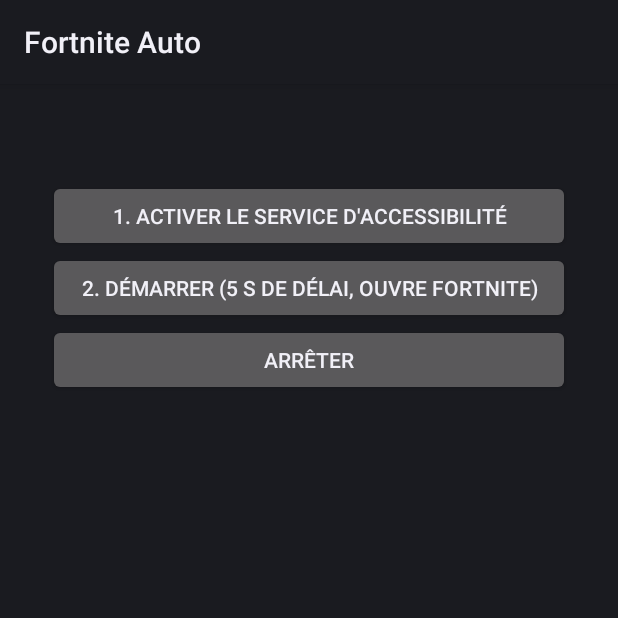
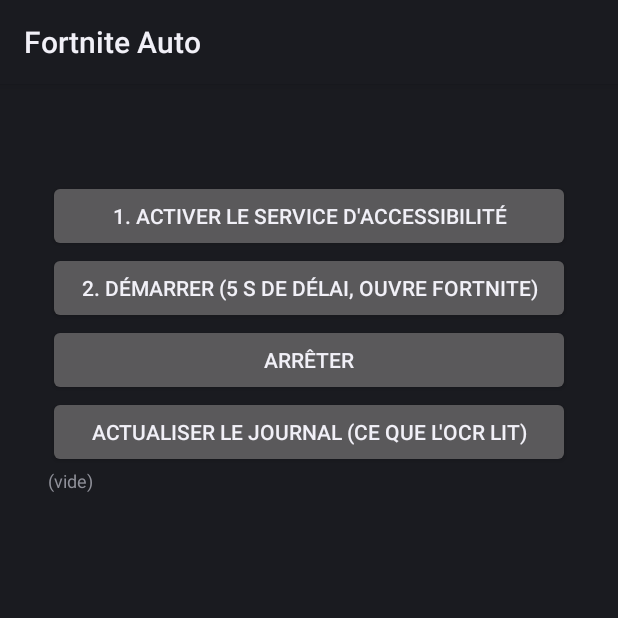
Before and after one commit to spiritrevenger/fortnite, an Android app: the screen it shows after launch (MainActivity), on a phone screen of 412 x 824 dp, the top half of it. Run offline under Robolectric (Android 15) with nearby library versions, the phone set to English and light mode, and no system bars; libraries missing offline, so code that uses them is left out: com.google.mlkit.vision.

Commit message:
Update MainActivity.kt

```diff
--- a/app/src/main/java/com/perso/fortauto/MainActivity.kt
+++ b/app/src/main/java/com/perso/fortauto/MainActivity.kt
@@ -6,12 +6,15 @@ import android.os.Bundle
 import android.provider.Settings
 import android.widget.Button
 import android.widget.LinearLayout
+import android.widget.ScrollView
+import android.widget.TextView
 import android.widget.Toast
 
 class MainActivity : Activity() {
     override fun onCreate(b: Bundle?) {
         super.onCreate(b)
         val l = LinearLayout(this).apply { orientation = LinearLayout.VERTICAL; setPadding(48, 96, 48, 48) }
+        val logView = TextView(this).apply { textSize = 12f; text = AutoService.getLog() }
         fun btn(t: String, f: () -> Unit) = l.addView(Button(this).apply { text = t; setOnClickListener { f() } })
         btn("1. Activer le service d'accessibilité") { startActivity(Intent(Settings.ACTION_ACCESSIBILITY_SETTINGS)) }
         btn("2. DÉMARRER (5 s de délai, ouvre Fortnite)") {
@@ -19,6 +22,8 @@ class MainActivity : Activity() {
             if (s == null) Toast.makeText(this, "Service non activé", Toast.LENGTH_LONG).show() else s.start()
         }
         btn("ARRÊTER") { AutoService.instance?.stop() }
+        btn("Actualiser le journal (ce que l'OCR lit)") { logView.text = AutoService.getLog() }
+        l.addView(ScrollView(this).apply { addView(logView) })
         setContentView(l)
     }
 }
```
